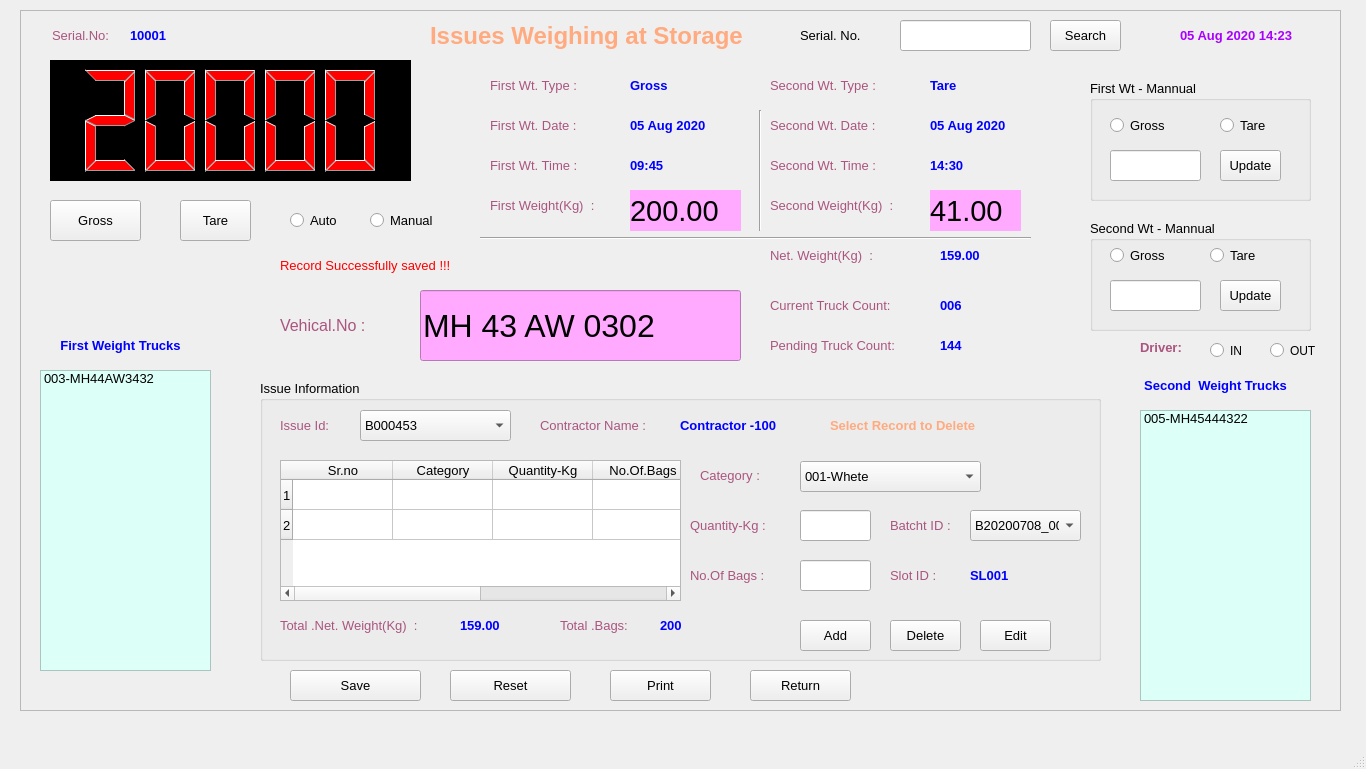
The window that FCI/ui/fci_03_weighing_storage_issues.ui (sanjaymanegit/testRepo) describes before a commit, drawn with Qt 5.
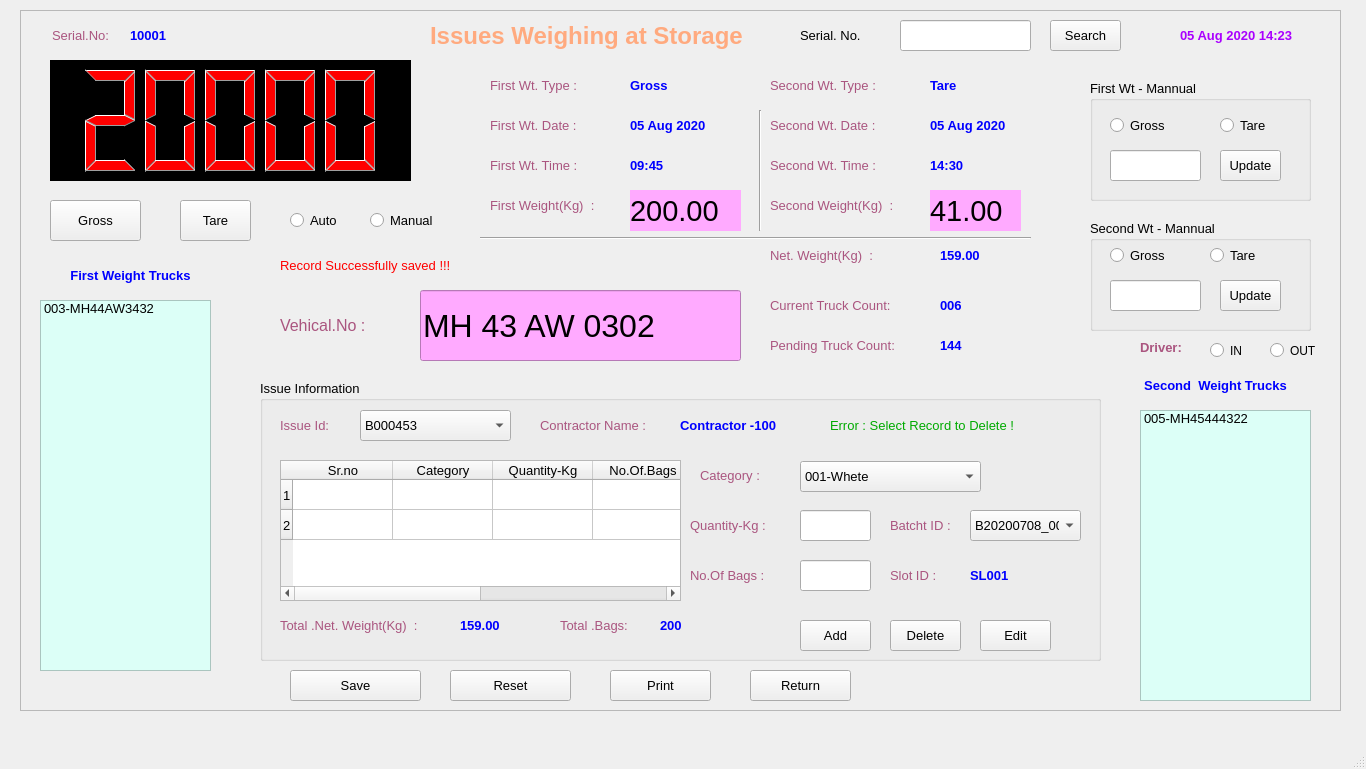
The same window after the commit.

```diff
--- a/FCI/ui/fci_03_weighing_storage_issues.ui
+++ b/FCI/ui/fci_03_weighing_storage_issues.ui
@@ -363,9 +363,9 @@
      <property name="geometry">
       <rect>
        <x>20</x>
-       <y>360</y>
+       <y>290</y>
        <width>171</width>
-       <height>301</height>
+       <height>371</height>
       </rect>
      </property>
      <property name="tabletTracking">
@@ -444,8 +444,8 @@
     <widget class="QLabel" name="label_22">
      <property name="geometry">
       <rect>
-       <x>20</x>
-       <y>320</y>
+       <x>30</x>
+       <y>250</y>
        <width>161</width>
        <height>31</height>
       </rect>
@@ -1665,24 +1665,20 @@
        <rect>
         <x>570</x>
         <y>30</y>
-        <width>191</width>
+        <width>231</width>
         <height>31</height>
        </rect>
       </property>
       <property name="font">
        <font>
-        <family>MS Sans Serif</family>
         <pointsize>10</pointsize>
-        <weight>75</weight>
-        <bold>true</bold>
-        <underline>false</underline>
        </font>
       </property>
       <property name="styleSheet">
-       <string notr="true">color: rgb(255, 170, 127);</string>
+       <string notr="true">color: rgb(0, 170, 0);</string>
       </property>
       <property name="text">
-       <string>Select Record to Delete</string>
+       <string>Error : Select Record to Delete !</string>
       </property>
       <property name="alignment">
        <set>Qt::AlignLeading|Qt::AlignLeft|Qt::AlignVCenter</set>
```
